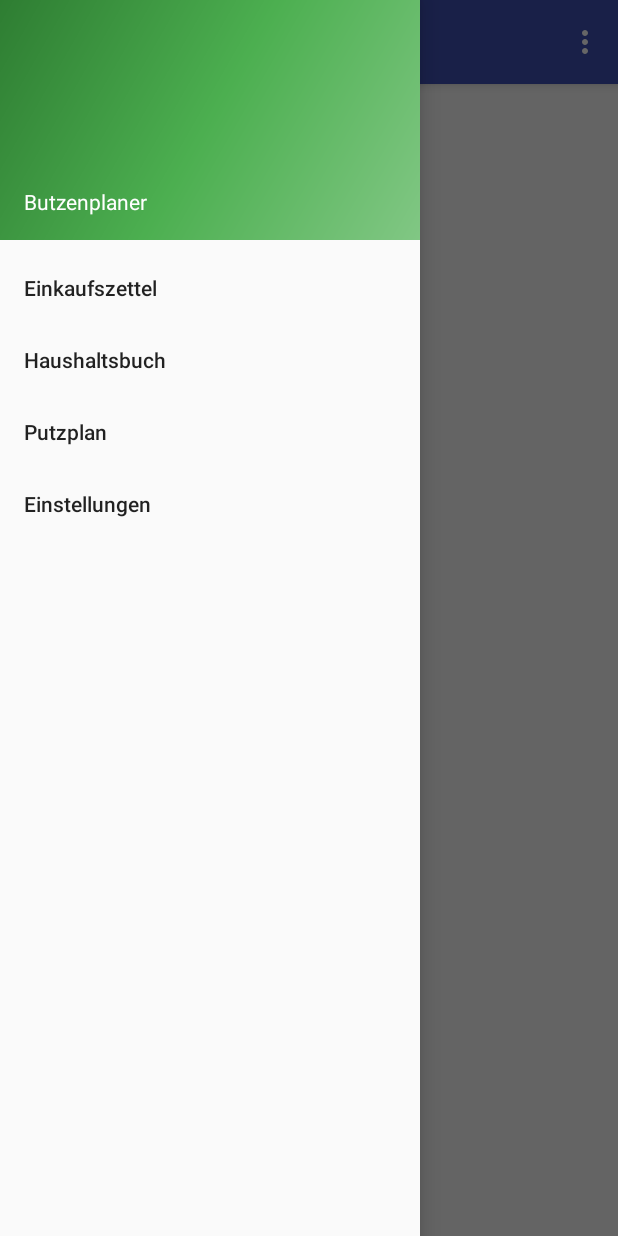
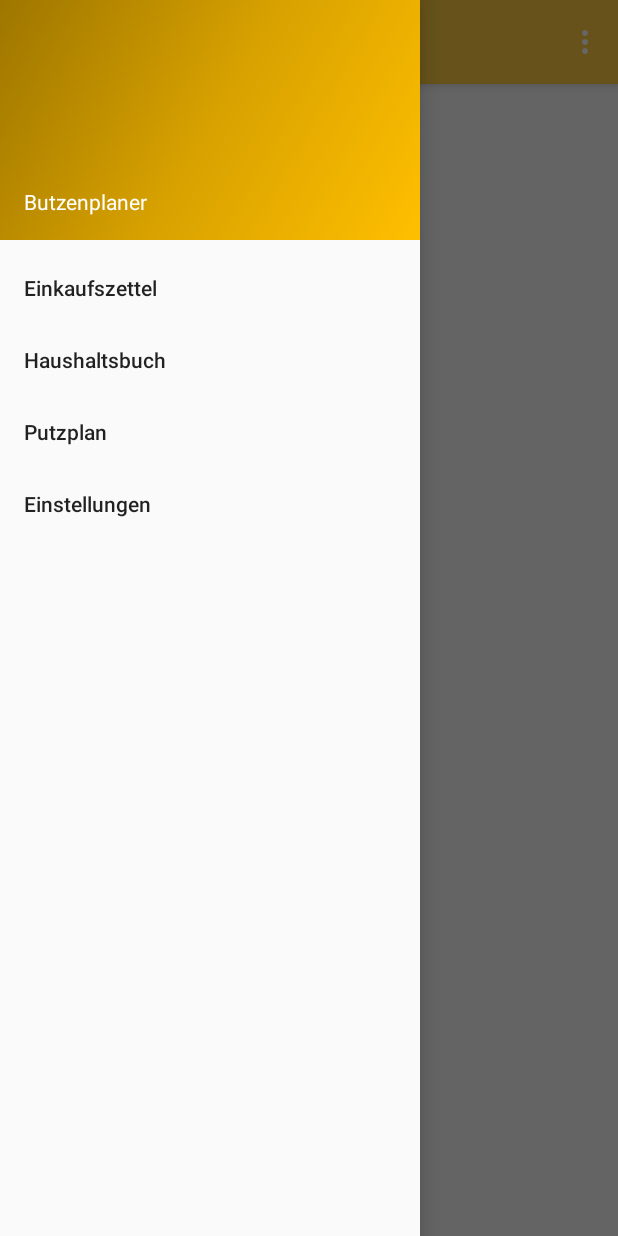
Before and after one commit to Wieee/WGPlaner, an Android app: the screen it shows after launch (MainActivity), with the side drawer open, on a phone screen of 412 x 824 dp. Run offline under Robolectric (Android 15) with nearby library versions, the phone set to English and light mode, and no system bars.

Commit message:
Color changes

```diff
--- a/app/src/main/res/drawable/side_nav_bar.xml
+++ b/app/src/main/res/drawable/side_nav_bar.xml
@@ -1,9 +1,9 @@
 <shape xmlns:android="http://schemas.android.com/apk/res/android"
     android:shape="rectangle" >
     <gradient
-        android:startColor="#81C784"
-        android:centerColor="#4CAF50"
-        android:endColor="#2E7D32"
+        android:startColor="#ffbf00"
+        android:centerColor="#d7a100"
+        android:endColor="#9e7600"
         android:type="linear"
         android:angle="135"/>
 </shape>
--- a/app/src/main/res/values/colors.xml
+++ b/app/src/main/res/values/colors.xml
@@ -1,7 +1,9 @@
 <?xml version="1.0" encoding="utf-8"?>
 <resources>
-    <color name="colorPrimary">#3F51B5</color>
+    <color name="colorPrimary">#ffcf40</color>
     <color name="colorPrimaryDark">#303F9F</color>
     <color name="colorAccent">#FF4081</color>
     <color name="white"> #FFFFFF</color>
+    <color name="accent_material_light_1">#40ff70</color>
+    <color name="primary_text_material_light">#585858</color>
 </resources>
```
